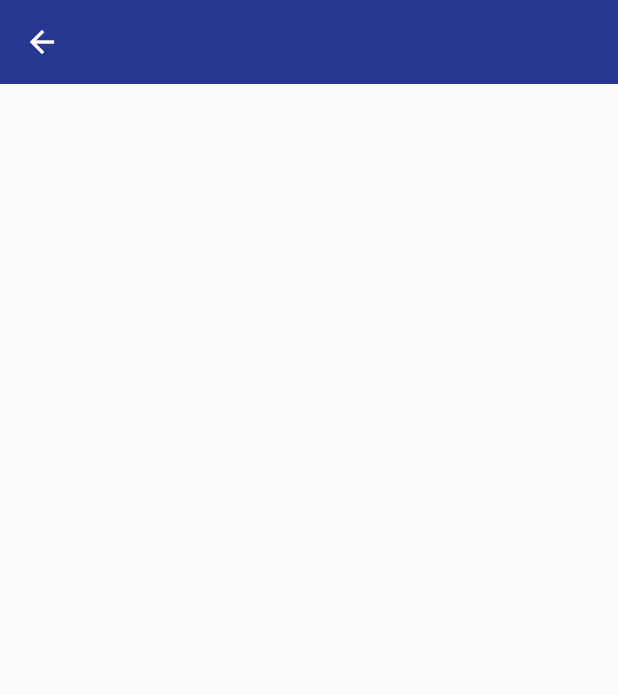
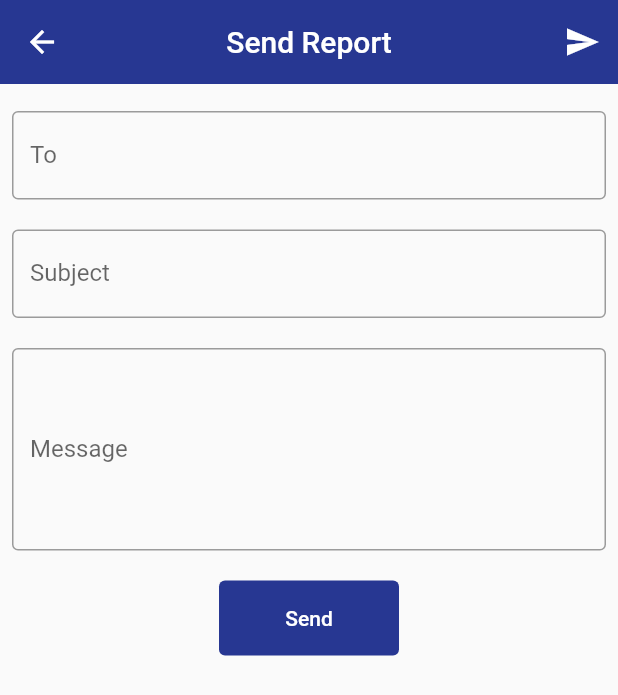
Before and after one commit to marcoafloreselsas/leadoneattendance, a Flutter app: the SendReportScreen screen opened directly, on a phone screen of 412 x 824 dp. Shown: the top 695 px of the screen. Run offline on Flutter 3.47's test engine with Material 2 defaults, Android fonts, the phone set to English and light mode, and no system bars; our stand-ins replace easy_localization, firebase_auth, firebase_core, flutter_signin_button, google_sign_in; accounts and stored records are empty.

Commit message:
trabajo abril 19 de 2022

```diff
--- a/lib/screens/displayrecord_screen.dart
+++ b/lib/screens/displayrecord_screen.dart
@@ -18,7 +18,7 @@ class _DisplayRecordScreenState extends State<DisplayRecordScreen> {
         appBar:
             //APP BAR
             AppBar(
-                title: Text(DateTime.now().toString()),
+                title: const Text('l'),
                 centerTitle: true,
                 actions: [
               IconButton(
--- a/lib/screens/editrecord_screen.dart
+++ b/lib/screens/editrecord_screen.dart
@@ -45,6 +45,7 @@ class _EditRecordScreenState extends State<EditRecordScreen> {
                       context,
                       MaterialPageRoute(
                           builder: (context) => const EditRecordScreen()));
+                          showDialog(context: context, builder: (context) => const AlertDialog(title: Text('') , content: Text(''), actions: [],));
                 },
                 icon: const Icon(Icons.add_outlined)),
           ]),
--- a/lib/screens/generatereports_screen.dart
+++ b/lib/screens/generatereports_screen.dart
@@ -36,7 +36,11 @@ class _GenerateReportsScreenState extends State<GenerateReportsScreen> {
       appBar: AppBar(
           title: const Text('generatereports.title').tr(),
           centerTitle: true,
-          actions: const []),
+          actions: [
+            IconButton(onPressed: (){
+              Navigator.push(context, MaterialPageRoute(builder: (context) => const ReportViewerScreen())
+            );}, icon: const Icon(Icons.add))
+          ]),
       body: Column(
         children: [
           const SizedBox(
--- a/lib/screens/insertrecord_screen.dart
+++ b/lib/screens/insertrecord_screen.dart
@@ -26,7 +26,7 @@ class _InsertRecordScreenState extends State<InsertRecordScreen> {
     'insertrecords.TRpermit'.tr(),
   ];
 
-//Sobreescritura de la clase y dek widget
+//Sobreescritura de la clase y del widget
   @override
   void initState() {
         super.initState();
--- a/lib/screens/reportviewer_screen.dart
+++ b/lib/screens/reportviewer_screen.dart
@@ -1,5 +1,7 @@
 import 'package:flutter/material.dart';
 import 'package:leadoneattendance/screens/screens.dart';
+import 'package:easy_localization/easy_localization.dart';
+
 
 class ReportViewerScreen extends StatelessWidget {
   const ReportViewerScreen({Key? key}) : super(key: key);
@@ -8,7 +10,7 @@ class ReportViewerScreen extends StatelessWidget {
   Widget build(BuildContext context) {
     return Scaffold(
       appBar:
-        AppBar(title: const Text('Sample Text'), centerTitle: true, actions: [
+        AppBar(title: const Text('reportviewer.title').tr(), centerTitle: true, actions: [
         IconButton(
             onPressed: () {
               Navigator.push(
--- a/lib/screens/sendreport_screen.dart
+++ b/lib/screens/sendreport_screen.dart
@@ -1,4 +1,7 @@
 import 'package:flutter/material.dart';
+import 'package:leadoneattendance/themes/app_themes.dart';
+import 'package:easy_localization/easy_localization.dart';
+import 'package:leadoneattendance/screens/screens.dart';
 
 class SendReportScreen extends StatefulWidget {
   const SendReportScreen({Key? key}) : super(key: key);
@@ -12,13 +15,71 @@ class _SendReportScreenState extends State<SendReportScreen> {
   @override
   Widget build(BuildContext context) {
     return Scaffold(
+        appBar: AppBar(
+            title: const Text('sendreport.title').tr(),
+            centerTitle: true,
+            actions: [
+              IconButton(
+                  onPressed: () {
+                    Navigator.push(
+                        context,
+                        MaterialPageRoute(
+                            builder: (context) => const MainScreenAdmin()));
+                  },
+                  icon: const Icon(Icons.send)),
+            ]),
+        body: Padding(
+          padding: const EdgeInsets.all(8.0),
+          child: Column(
+            children: [
+              const SizedBox(
+                height: 10,
+              ),
+              TextFormField(
+                decoration: InputDecoration(
+                  labelText: ('sendreport.to').tr(),
+                  border: const OutlineInputBorder(),
+                ),
+              ),
+              const SizedBox(
+                height: 20,
+              ),
+              TextFormField(
+                decoration: InputDecoration(
+                  labelText: ('sendreport.subject').tr(),
+                  border: const OutlineInputBorder(),
+                ),
+              ),
+              const SizedBox(
+                height: 20,
+              ),
+              TextFormField(
+                maxLines: 5,
+                keyboardType: TextInputType.multiline,
+                decoration: InputDecoration(
+                  labelText: ('sendreport.message').tr(),
+                  border: const OutlineInputBorder(),
+                ),
+              ),
+              const SizedBox(
+                height: 20,
+              ),
 
-      appBar: AppBar(
+              //Botón de guardar cambios.
+              TextButton(
+                  style: TextButton.styleFrom(
+                      backgroundColor: AppTheme.primary,
+                      primary: Colors.white, //Color del Texto
+                      minimumSize: const Size(120, 50) //Tamaño - WH
+                      ),
+                  onPressed: () {},
+                  child: const Text('sendreport.sendButton').tr())
+            ],
+          ),
+        ));
+  }
+}
 
-      ),
-      body: Column(
-
-      ),
 
 
 
@@ -28,7 +89,3 @@ class _SendReportScreenState extends State<SendReportScreen> {
       //Message
       //Attachment
       //Send Button
-
-    );
-  }
-}
--- a/pubspec.yaml
+++ b/pubspec.yaml
@@ -46,7 +46,7 @@ dependencies:
   http: ^0.13.4
   intl: ^0.17.0
   dio: ^4.0.6
-
+  shared_preferences: ^2.0.13
 
 dev_dependencies:
   flutter_test:
```
Also changed, not shown: assets/resources/langs/en.json (+9 -0 lines), assets/resources/langs/es.json (+9 -0 lines), lib/models/fiverecords.dart (added, +28 -0 lines), lib/screens/mainpage_screen_admin.dart (+4 -9 lines), lib/screens/queryrecords_screen_admin.dart (+4 -5 lines), pubspec.lock.
